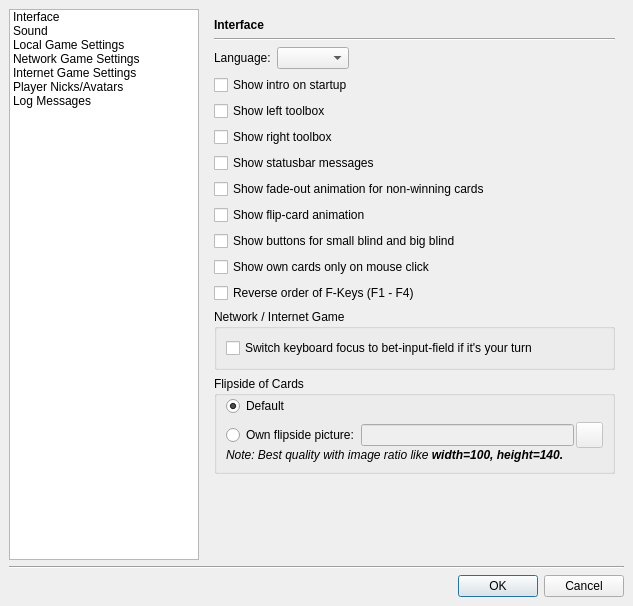
First picture: the form in src/gui/qt/settingsdialog.ui, repository pokerth/pokerth, before the edit.
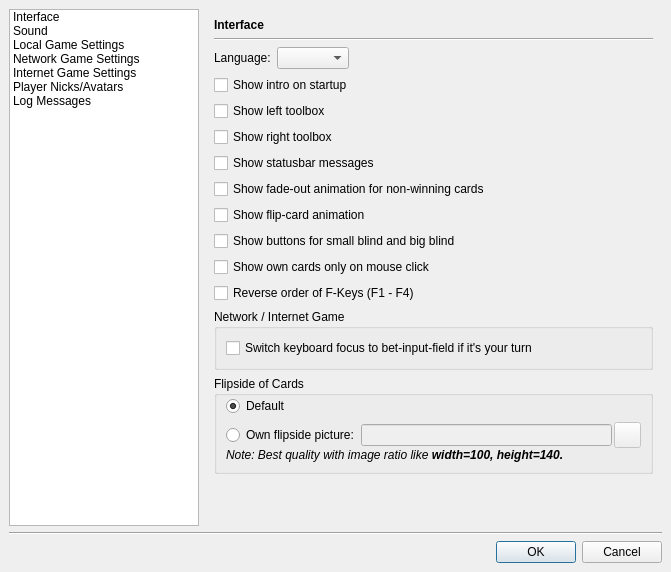
Second picture: the form after the edit. Icons and pictures are not drawn. Custom widgets are drawn as their Qt base class.

Patch:
```diff
--- a/src/gui/qt/settingsdialog.ui
+++ b/src/gui/qt/settingsdialog.ui
@@ -5,14 +5,14 @@
    <rect>
     <x>0</x>
     <y>0</y>
-    <width>633</width>
-    <height>606</height>
+    <width>671</width>
+    <height>572</height>
    </rect>
   </property>
   <property name="minimumSize" >
    <size>
-    <width>600</width>
-    <height>0</height>
+    <width>671</width>
+    <height>572</height>
    </size>
   </property>
   <property name="windowTitle" >
@@ -101,7 +101,7 @@
        <item row="4" column="0" >
         <widget class="QCheckBox" name="checkBox_showLeftToolbox" >
          <property name="text" >
-          <string>Show left toolbox </string>
+          <string>Show left toolbox</string>
          </property>
         </widget>
        </item>
```
Left out of the diff: 3 changed lines with no effect on the pictures.
